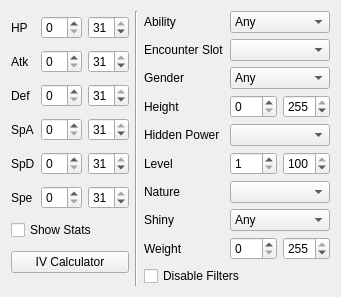
First picture: the form in Form/Controls/Filter.ui, repository Admiral-Fish/PokeFinder, before the edit.
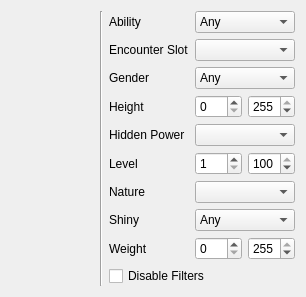
Second picture: the form after the edit. Custom widgets are drawn as their Qt base class.

Commit message: Split out IVFilter

Diff of the .ui file:
```diff
--- a/Form/Controls/Filter.ui
+++ b/Form/Controls/Filter.ui
@@ -12,166 +12,7 @@
   </property>
   <layout class="QHBoxLayout" name="horizontalLayout">
    <item>
-    <layout class="QGridLayout" name="gridLayout">
-     <item row="0" column="0">
-      <widget class="QLabel" name="labelHP">
-       <property name="text">
-        <string>HP</string>
-       </property>
-      </widget>
-     </item>
-     <item row="0" column="1">
-      <widget class="QSpinBox" name="spinBoxHPMin">
-       <property name="maximum">
-        <number>31</number>
-       </property>
-      </widget>
-     </item>
-     <item row="0" column="2">
-      <widget class="QSpinBox" name="spinBoxHPMax">
-       <property name="maximum">
-        <number>31</number>
-       </property>
-       <property name="value">
-        <number>31</number>
-       </property>
-      </widget>
-     </item>
-     <item row="1" column="0">
-      <widget class="QLabel" name="labelAtk">
-       <property name="text">
-        <string>Atk</string>
-       </property>
-      </widget>
-     </item>
-     <item row="1" column="1">
-      <widget class="QSpinBox" name="spinBoxAtkMin">
-       <property name="maximum">
-        <number>31</number>
-       </property>
-      </widget>
-     </item>
-     <item row="1" column="2">
-      <widget class="QSpinBox" name="spinBoxAtkMax">
-       <property name="maximum">
-        <number>31</number>
-       </property>
-       <property name="value">
-        <number>31</number>
-       </property>
-      </widget>
-     </item>
-     <item row="2" column="0">
-      <widget class="QLabel" name="labelDef">
-       <property name="text">
-        <string>Def</string>
-       </property>
-      </widget>
-     </item>
-     <item row="2" column="1">
-      <widget class="QSpinBox" name="spinBoxDefMin">
-       <property name="maximum">
-        <number>31</number>
-       </property>
-      </widget>
-     </item>
-     <item row="2" column="2">
-      <widget class="QSpinBox" name="spinBoxDefMax">
-       <property name="maximum">
-        <number>31</number>
-       </property>
-       <property name="value">
-        <number>31</number>
-       </property>
-      </widget>
-     </item>
-     <item row="3" column="0">
-      <widget class="QLabel" name="labelSpA">
-       <property name="text">
-        <string>SpA</string>
-       </property>
-      </widget>
-     </item>
-     <item row="3" column="1">
-      <widget class="QSpinBox" name="spinBoxSpAMin">
-       <property name="maximum">
-        <number>31</number>
-       </property>
-      </widget>
-     </item>
-     <item row="3" column="2">
-      <widget class="QSpinBox" name="spinBoxSpAMax">
-       <property name="maximum">
-        <number>31</number>
-       </property>
-       <property name="value">
-        <number>31</number>
-       </property>
-      </widget>
-     </item>
-     <item row="4" column="0">
-      <widget class="QLabel" name="labelSpD">
-       <property name="text">
-        <string>SpD</string>
-       </property>
-      </widget>
-     </item>
-     <item row="4" column="1">
-      <widget class="QSpinBox" name="spinBoxSpDMin">
-       <property name="maximum">
-        <number>31</number>
-       </property>
-      </widget>
-     </item>
-     <item row="4" column="2">
-      <widget class="QSpinBox" name="spinBoxSpDMax">
-       <property name="maximum">
-        <number>31</number>
-       </property>
-       <property name="value">
-        <number>31</number>
-       </property>
-      </widget>
-     </item>
-     <item row="5" column="0">
-      <widget class="QLabel" name="labelSpe">
-       <property name="text">
-        <string>Spe</string>
-       </property>
-      </widget>
-     </item>
-     <item row="5" column="1">
-      <widget class="QSpinBox" name="spinBoxSpeMin">
-       <property name="maximum">
-        <number>31</number>
-       </property>
-      </widget>
-     </item>
-     <item row="5" column="2">
-      <widget class="QSpinBox" name="spinBoxSpeMax">
-       <property name="maximum">
-        <number>31</number>
-       </property>
-       <property name="value">
-        <number>31</number>
-       </property>
-      </widget>
-     </item>
-     <item row="6" column="0" colspan="3">
-      <widget class="QCheckBox" name="checkBoxShowStats">
-       <property name="text">
-        <string>Show Stats</string>
-       </property>
-      </widget>
-     </item>
-     <item row="7" column="0" colspan="3">
-      <widget class="QPushButton" name="pushButtonIVCalculator">
-       <property name="text">
-        <string>IV Calculator</string>
-       </property>
-      </widget>
-     </item>
-    </layout>
+    <widget class="IVFilter" name="ivFilter" native="true"/>
    </item>
    <item>
     <widget class="Line" name="line">
@@ -395,6 +236,12 @@
    <extends>QComboBox</extends>
    <header>Form/Controls/CheckList.hpp</header>
   </customwidget>
+  <customwidget>
+   <class>IVFilter</class>
+   <extends>QWidget</extends>
+   <header>Form/Controls/IVFilter.hpp</header>
+   <container>1</container>
+  </customwidget>
  </customwidgets>
  <tabstops>
   <tabstop>spinBoxHPMin</tabstop>
```
Left out of the diff: 14 changed lines with no effect on the pictures. The commit also changes 6 other files.
